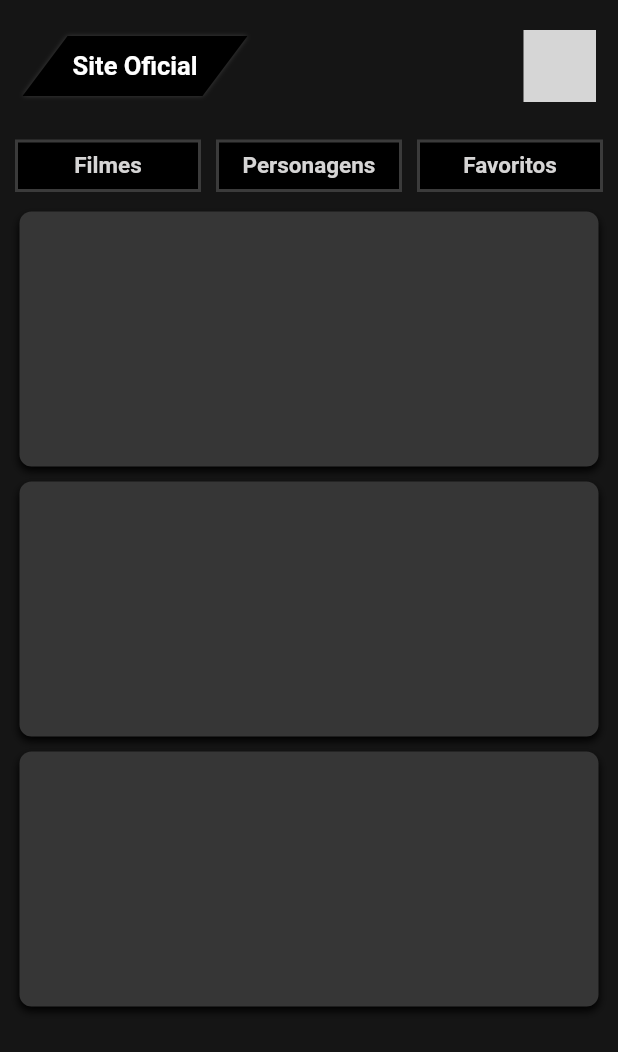
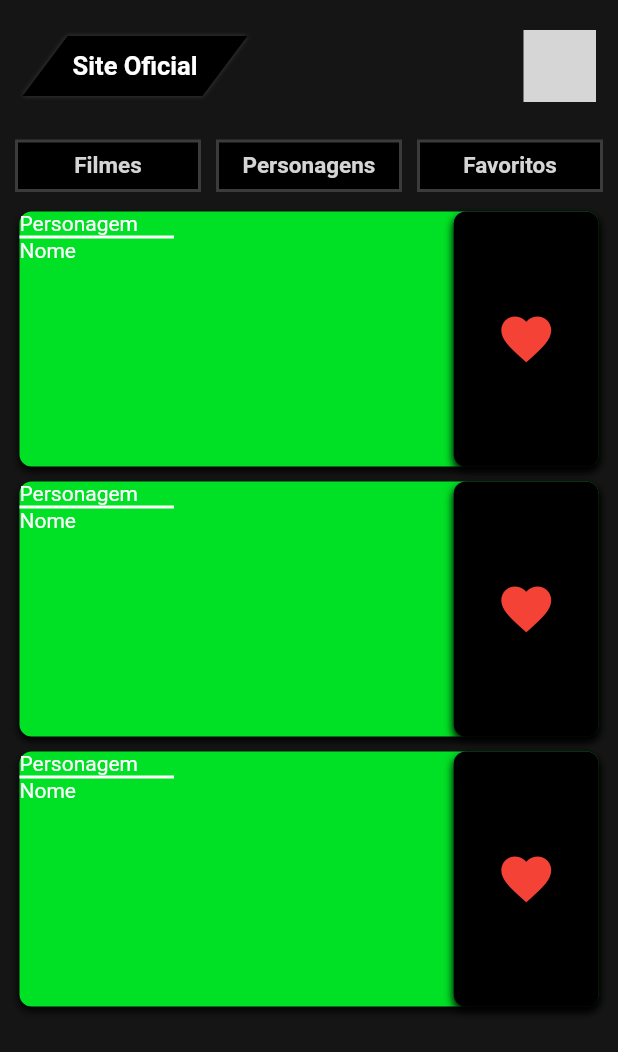
Before and after one commit to Luanfern/Escribo_Teste_Tecnico_03, a Flutter app: the screen it shows after launch, after a tap on "Personagens", on a phone screen of 412 x 824 dp. Shown: the top 1052 px of the screen. Run offline on Flutter 3.47's test engine with Material 2 defaults, Android fonts, the phone set to English and light mode, and no system bars; our stand-ins replace flutter_colorpicker; missing offline and left inert: flutter_inappwebview, fluttermoji; grey boxes are pictures that could not be loaded.

Commit message:
oitavo commit - inicio da personalizacao dos cards

```diff
--- /dev/null
+++ b/lib/componentes/Lists/Componentes - Lista/CardLists.dart
@@ -0,0 +1,85 @@
+import 'package:flutter/material.dart';
+
+class CardLists extends StatefulWidget {
+  final Color corCard;
+  final String name;
+  final String type;
+  final bool? fav;
+  const CardLists({
+    Key? key,
+    required this.corCard,
+    required this.name,
+    required this.type,
+    this.fav,
+  }) : super(key: key);
+
+  @override
+  _CardListsState createState() => _CardListsState();
+}
+
+class _CardListsState extends State<CardLists> {
+  @override
+  Widget build(BuildContext context) {
+    return Container(
+      margin: const EdgeInsets.all(5),
+      decoration: BoxDecoration(
+        color: widget.corCard,
+        borderRadius: BorderRadius.circular(8),
+        boxShadow: const [
+          BoxShadow(
+            color: Color.fromARGB(255, 0, 0, 0),
+            offset: Offset(0, 3),
+            blurRadius: 4,
+          ),
+        ],
+      ),
+      height: 170,
+      child: Row(
+        children: [
+          Expanded(
+            flex: 6,
+            child: Column(
+              crossAxisAlignment: CrossAxisAlignment.start,
+              children: [
+                Text(widget.type),
+                Container(
+                  color: Colors.white,
+                  width: MediaQuery.of(context).size.width * 0.25,
+                  height: 2,
+                ),
+                Text(widget.name),
+              ],
+            ),
+          ),
+          Expanded(
+            flex: 2,
+            child: Container(
+              decoration: BoxDecoration(
+                color: Colors.black,
+                borderRadius: BorderRadius.circular(8),
+                boxShadow: const [
+                  BoxShadow(
+                    color: Color.fromARGB(255, 0, 0, 0),
+                    offset: Offset(0, 3),
+                    blurRadius: 4,
+                  ),
+                ],
+              ),
+              child: GestureDetector(
+                child: const Center(
+                  child: Icon(
+                    //Icons.favorite_border_rounded,
+                    Icons.favorite,
+                    size: 40,
+                    //color: Colors.white,
+                    color: Colors.red,
+                  ),
+                ),
+              ),
+            ),
+          ),
+        ],
+      ),
+    );
+  }
+}
--- a/lib/componentes/Lists/Componentes - Lista/Filme.dart
+++ /dev/null
@@ -1,29 +0,0 @@
-import 'package:flutter/material.dart';
-
-class Filme extends StatefulWidget {
-  const Filme({ Key? key }) : super(key: key);
-
-  @override
-  _FilmeState createState() => _FilmeState();
-}
-
-class _FilmeState extends State<Filme> {
-  @override
-  Widget build(BuildContext context) {
-    return Container(
-      margin: const EdgeInsets.all(5),
-      decoration:  BoxDecoration(
-        color:const Color.fromARGB(255, 54, 54, 54),
-        borderRadius: BorderRadius.circular(8),
-        boxShadow:const [
-          BoxShadow(
-            color: Color.fromARGB(255, 0, 0, 0),
-            offset: Offset(0, 3),
-            blurRadius: 4,
-          ),
-        ],
-      ),
-      height: 170,
-    );
-  }
-}
--- a/lib/componentes/Lists/Componentes - Lista/Personagens.dart
+++ /dev/null
@@ -1,29 +0,0 @@
-import 'package:flutter/material.dart';
-
-class Personagem extends StatefulWidget {
-  const Personagem({ Key? key }) : super(key: key);
-
-  @override
-  _PersonagemState createState() => _PersonagemState();
-}
-
-class _PersonagemState extends State<Personagem> {
-  @override
-  Widget build(BuildContext context) {
-    return Container(
-      margin: const EdgeInsets.all(5),
-      decoration:  BoxDecoration(
-        color:const Color.fromARGB(255, 54, 54, 54),
-        borderRadius: BorderRadius.circular(8),
-        boxShadow:const [
-          BoxShadow(
-            color: Color.fromARGB(255, 0, 0, 0),
-            offset: Offset(0, 3),
-            blurRadius: 4,
-          ),
-        ],
-      ),
-      height: 170,
-    );
-  }
-}
--- a/lib/componentes/Lists/FavoritosList.dart
+++ b/lib/componentes/Lists/FavoritosList.dart
@@ -1,8 +1,8 @@
 import 'package:flutter/material.dart';
-import 'package:starwars_escribo/componentes/Lists/Componentes%20-%20Lista/Filme.dart';
+import 'package:starwars_escribo/componentes/Lists/Componentes%20-%20Lista/CardLists.dart';
 
 class ListFavoritos extends StatefulWidget {
-  const ListFavoritos({ Key? key }) : super(key: key);
+  const ListFavoritos({Key? key}) : super(key: key);
 
   @override
   _ListFavoritosState createState() => _ListFavoritosState();
@@ -11,10 +11,14 @@ class ListFavoritos extends StatefulWidget {
 class _ListFavoritosState extends State<ListFavoritos> {
   @override
   Widget build(BuildContext context) {
-     return ListView.builder(
+    return ListView.builder(
         itemCount: 1,
         itemBuilder: (ctx, i) {
-          return const Filme();
+          return const CardLists(
+            corCard: Color.fromARGB(255, 54, 54, 54),
+            name: 'Nome',
+            type: 'Personagem',
+          );
         });
   }
 }
--- a/lib/componentes/Lists/FilmesList.dart
+++ b/lib/componentes/Lists/FilmesList.dart
@@ -1,5 +1,5 @@
 import 'package:flutter/material.dart';
-import 'package:starwars_escribo/componentes/Lists/Componentes%20-%20Lista/Filme.dart';
+import 'package:starwars_escribo/componentes/Lists/Componentes%20-%20Lista/CardLists.dart';
 
 class ListFilmes extends StatefulWidget {
   const ListFilmes({Key? key}) : super(key: key);
@@ -14,7 +14,12 @@ class _ListFilmesState extends State<ListFilmes> {
     return ListView.builder(
         itemCount: 2,
         itemBuilder: (ctx, i) {
-          return const Filme();
+          return const CardLists(
+            corCard: Color.fromARGB(255, 201, 0, 0),
+            name: 'Nome',
+            type: 'Personagem',
+            fav: false,
+          );
         });
   }
 }
--- a/lib/componentes/Lists/PersonagensList.dart
+++ b/lib/componentes/Lists/PersonagensList.dart
@@ -1,5 +1,5 @@
 import 'package:flutter/material.dart';
-import 'package:starwars_escribo/componentes/Lists/Componentes%20-%20Lista/Personagens.dart';
+import 'package:starwars_escribo/componentes/Lists/Componentes%20-%20Lista/CardLists.dart';
 
 class ListPersonagens extends StatefulWidget {
   const ListPersonagens({ Key? key }) : super(key: key);
@@ -14,7 +14,12 @@ class _ListPersonagensState extends State<ListPersonagens> {
     return ListView.builder(
         itemCount: 3,
         itemBuilder: (ctx, i) {
-          return const Personagem();
+          return const CardLists(
+            corCard: Color.fromARGB(255, 0, 224, 37),
+            name: 'Nome',
+            type: 'Personagem',
+            fav: false,
+          );
         });
   }
 }
```
